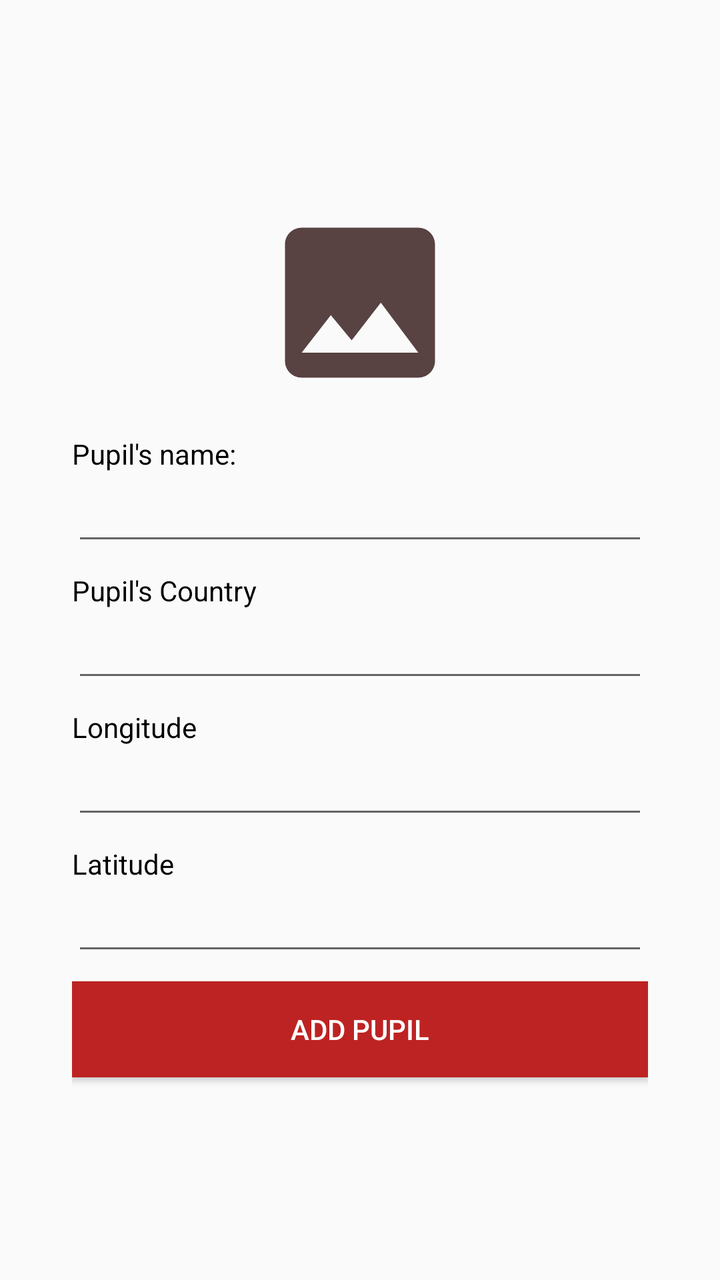
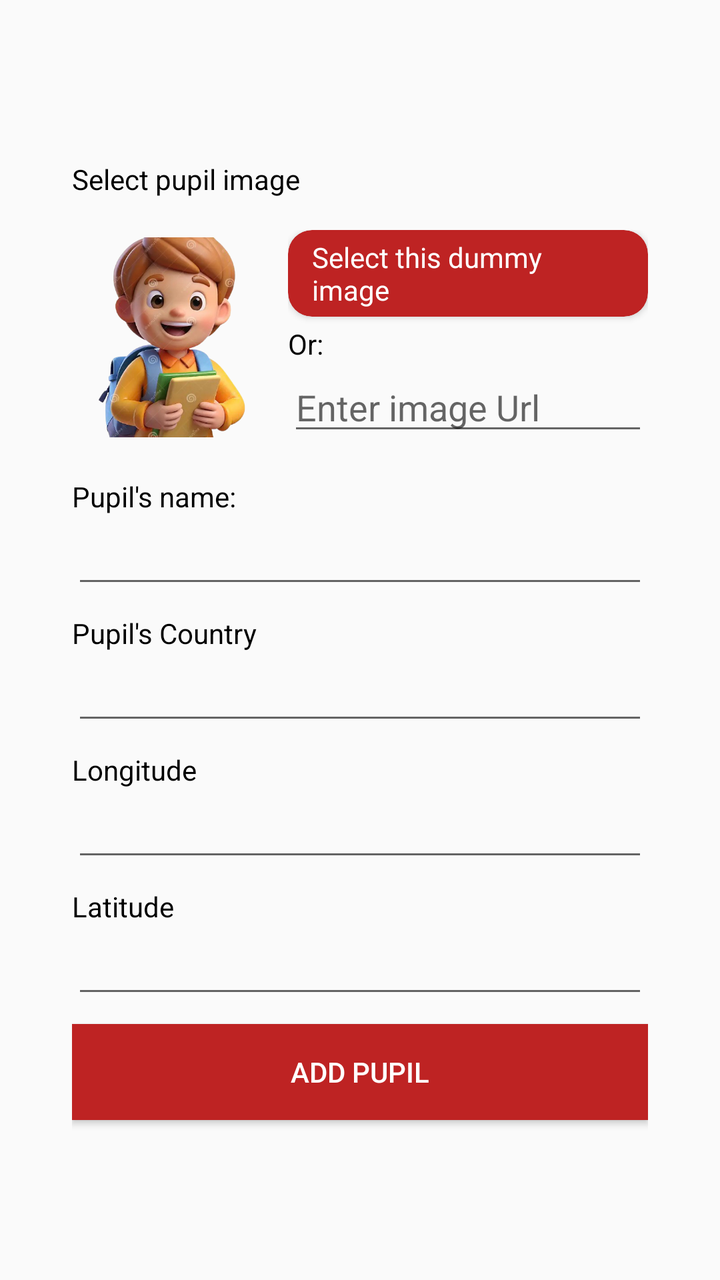

An Android layout rendered at two revisions. The XML below is the earlier revision; the diff shows what the commit changed to produce the second picture.
<!-- AndroidManifest.xml: application theme AppTheme -->
<!-- res/layout/dialog_add_pupil.xml -->
<?xml version="1.0" encoding="utf-8"?>
<LinearLayout xmlns:android="http://schemas.android.com/apk/res/android"
    android:layout_width="match_parent"
    android:layout_height="wrap_content"
    android:gravity="center"
    android:orientation="vertical"
    android:padding="36dp">

    <ImageView
        android:id="@+id/dialog_add_image"
        android:layout_width="100dp"
        android:layout_height="100dp"
        android:layout_gravity="center"
        android:src="@drawable/ic_image"
        android:contentDescription="@string/pick_image" />

    <View
        android:layout_width="match_parent"
        android:layout_height="16dp" />

    <TextView
        android:layout_width="wrap_content"
        android:layout_height="wrap_content"
        android:layout_gravity="start"
        android:text="@string/pupil_s_name" />

    <EditText
        android:id="@+id/dialog_pupil_name"
        android:layout_width="match_parent"
        android:layout_height="wrap_content" />

    <View
        android:layout_width="match_parent"
        android:layout_height="8dp" />

    <TextView
        android:layout_width="wrap_content"
        android:layout_height="wrap_content"
        android:layout_gravity="start"
        android:text="@string/pupil_s_country" />

    <EditText
        android:id="@+id/dialog_pupil_country"
        android:layout_width="match_parent"
        android:layout_height="wrap_content" />

    <View
        android:layout_width="match_parent"
        android:layout_height="8dp" />

    <TextView
        android:layout_width="wrap_content"
        android:layout_height="wrap_content"
        android:layout_gravity="start"
        android:text="@string/longitude" />

    <EditText
        android:id="@+id/dialog_pupil_log"
        android:layout_width="match_parent"
        android:inputType="number"
        android:layout_height="wrap_content" />

    <View
        android:layout_width="match_parent"
        android:layout_height="8dp" />

    <TextView
        android:layout_width="wrap_content"
        android:layout_height="wrap_content"
        android:layout_gravity="start"
        android:text="@string/latitude" />

    <EditText
        android:id="@+id/dialog_pupil_lat"
        android:layout_width="match_parent"
        android:inputType="number"
        android:layout_height="wrap_content" />

    <View
        android:layout_width="match_parent"
        android:layout_height="8dp" />

    <Button
        android:id="@+id/dialog_btn_add_pupil"
        android:layout_width="match_parent"
        android:layout_height="wrap_content"
        android:background="@color/colorPrimary"
        android:text="@string/add_pupil"
        android:textColor="#ffffffff" />

</LinearLayout>
<!-- resources referenced by this layout -->
<resources>
  <color name="colorPrimary">#BE2323</color>
  <!-- drawable ic_image (drawable) -->
  <vector xmlns:android="http://schemas.android.com/apk/res/android" android:height="24dp" android:tint="#584242" android:viewportHeight="24" android:viewportWidth="24" android:width="24dp">
        
      <path android:fillColor="@android:color/white" android:pathData="M21,19V5c0,-1.1 -0.9,-2 -2,-2H5c-1.1,0 -2,0.9 -2,2v14c0,1.1 0.9,2 2,2h14c1.1,0 2,-0.9 2,-2zM8.5,13.5l2.5,3.01L14.5,12l4.5,6H5l3.5,-4.5z"/>
      
  </vector>
  <string name="add_pupil">\Add Pupil</string>
  <string name="latitude">Latitude</string>
  <string name="longitude">Longitude</string>
  <string name="pick_image">Pick image</string>
  <string name="pupil_s_country">Pupil\'s Country</string>
  <string name="pupil_s_name">Pupil\'s name:</string>
  <style name="AppTheme" parent="Theme.AppCompat.Light.NoActionBar">
          
          <item name="colorPrimary">@color/colorPrimary</item>
          <item name="colorPrimaryDark">@color/colorPrimaryDark</item>
          <item name="colorAccent">@color/colorAccent</item>
          <item name="android:textColor">@color/black</item>
          <item name="backgroundColor">@color/white</item>
      </style>
  <color name="colorPrimaryDark">#8F1313</color>
  <color name="colorAccent">#FF4081</color>
  <color name="black">#000000</color>
  <color name="white">#FFFFFF</color>
</resources>

<!-- the commit's change to res/layout/dialog_add_pupil.xml (unified diff, before → after) -->
@@ -2,17 +2,83 @@
 <LinearLayout xmlns:android="http://schemas.android.com/apk/res/android"
     android:layout_width="match_parent"
     android:layout_height="wrap_content"
+    xmlns:app="http://schemas.android.com/apk/res-auto"
     android:gravity="center"
     android:orientation="vertical"
     android:padding="36dp">
 
-    <ImageView
-        android:id="@+id/dialog_add_image"
-        android:layout_width="100dp"
-        android:layout_height="100dp"
-        android:layout_gravity="center"
-        android:src="@drawable/ic_image"
-        android:contentDescription="@string/pick_image" />
+    <TextView
+        android:layout_width="wrap_content"
+        android:layout_height="wrap_content"
+        android:layout_gravity="start"
+        android:text="@string/pupil_s_image" />
+
+    <View
+        android:layout_width="match_parent"
+        android:layout_height="16dp" />
+
+    <LinearLayout
+        android:layout_width="match_parent"
+        android:layout_height="wrap_content"
+        android:gravity="center_vertical"
+        android:orientation="horizontal" >
+
+        <ImageView
+            android:layout_width="100dp"
+            android:layout_height="100dp"
+            android:scaleType="centerCrop"
+            android:src="@drawable/dummy_kid"
+            android:contentDescription="@string/pick_image" />
+
+        <View
+            android:layout_width="8dp"
+            android:layout_height="0dp" />
+
+        <LinearLayout
+            android:layout_width="match_parent"
+            android:layout_height="wrap_content"
+            android:gravity="center_vertical"
+            android:orientation="vertical" >
+
+            <androidx.cardview.widget.CardView
+                android:id="@+id/pick_dummy_image"
+                android:layout_width="wrap_content"
+                android:layout_height="wrap_content"
+                app:cardCornerRadius="12dp"
+                app:cardBackgroundColor="@color/colorPrimary"
+                android:background="@color/colorPrimary"
+                android:text="Select this image"
+                android:textColor="#ffffffff">
+
+                <TextView
+                    android:layout_width="wrap_content"
+                    android:layout_height="wrap_content"
+                    android:layout_gravity="start"
+                    android:paddingVertical="4dp"
+                    android:paddingHorizontal="12dp"
+                    android:textColor="@color/white"
+                    android:text="Select this dummy image" />
+
+            </androidx.cardview.widget.CardView>
+
+            <View
+                android:layout_width="match_parent"
+                android:layout_height="4dp" />
+
+            <TextView
+                android:layout_width="wrap_content"
+                android:layout_height="wrap_content"
+                android:text="Or:" />
+
+            <EditText
+                android:id="@+id/dialog_pupil_url"
+                android:layout_width="match_parent"
+                android:layout_height="wrap_content"
+                android:hint="Enter image Url"/>
+
+        </LinearLayout>
+
+    </LinearLayout>
 
     <View
         android:layout_width="match_parent"
<!-- resource entries referenced after the edit -->
@@ -1,17 +1,14 @@
 <!-- resources referenced by this layout -->
 <resources>
   <color name="colorPrimary">#BE2323</color>
-  <!-- drawable ic_image (drawable) -->
-  <vector xmlns:android="http://schemas.android.com/apk/res/android" android:height="24dp" android:tint="#584242" android:viewportHeight="24" android:viewportWidth="24" android:width="24dp">
-        
-      <path android:fillColor="@android:color/white" android:pathData="M21,19V5c0,-1.1 -0.9,-2 -2,-2H5c-1.1,0 -2,0.9 -2,2v14c0,1.1 0.9,2 2,2h14c1.1,0 2,-0.9 2,-2zM8.5,13.5l2.5,3.01L14.5,12l4.5,6H5l3.5,-4.5z"/>
-      
-  </vector>
+  <color name="white">#FFFFFF</color>
+  <!-- drawable dummy_kid: png bitmap (drawable, 267482 bytes) -->
   <string name="add_pupil">\Add Pupil</string>
   <string name="latitude">Latitude</string>
   <string name="longitude">Longitude</string>
   <string name="pick_image">Pick image</string>
   <string name="pupil_s_country">Pupil\'s Country</string>
+  <string name="pupil_s_image">Select pupil image</string>
   <string name="pupil_s_name">Pupil\'s name:</string>
   <style name="AppTheme" parent="Theme.AppCompat.Light.NoActionBar">
           
@@ -24,6 +21,5 @@
   <color name="colorPrimaryDark">#8F1313</color>
   <color name="colorAccent">#FF4081</color>
   <color name="black">#000000</color>
-  <color name="white">#FFFFFF</color>
 </resources>
 
